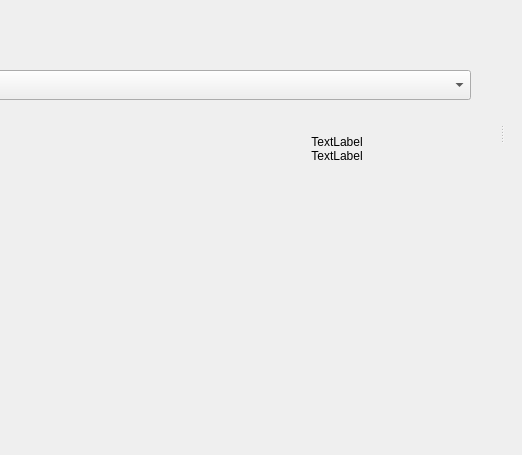
openSYDE/openSYDE, file opensyde_tool/src/system_definition/bus_edit/C_SdBueComIfDescriptionWidget.ui: the form before one commit; both pictures show x 136 to 658 and y 243 to 698 of the 658 by 698 pixel window.
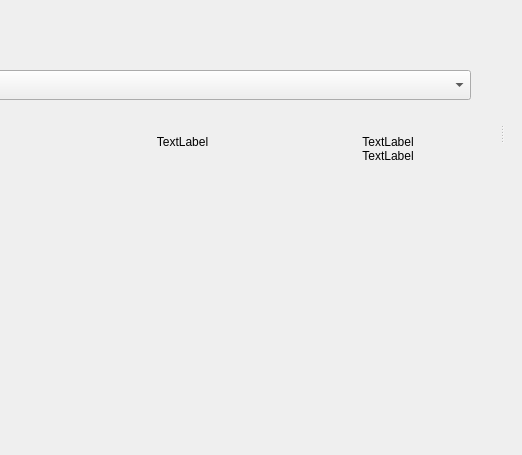
The form after the commit. Icons and pictures are not drawn. Custom widgets are drawn as their Qt base class.

```diff
--- a/opensyde_tool/src/system_definition/bus_edit/C_SdBueComIfDescriptionWidget.ui
+++ b/opensyde_tool/src/system_definition/bus_edit/C_SdBueComIfDescriptionWidget.ui
@@ -301,7 +301,7 @@
                   </widget>
                  </item>
                  <item>
-                  <layout class="QHBoxLayout" name="pc_HorizontalLayout_10" stretch="0,0">
+                  <layout class="QHBoxLayout" name="pc_HorizontalLayout_10" stretch="0,0,0">
                    <property name="leftMargin">
                     <number>10</number>
                    </property>
@@ -311,6 +311,66 @@
                    <item>
                     <widget class="stw_opensyde_gui::C_SdBueMessageSelectorWidget" name="pc_MessageSelectorWidget" native="true"/>
                    </item>
+                   <item>
+                    <widget class="QWidget" name="pc_CanOpenNoUsageWidget" native="true">
+                     <layout class="QVBoxLayout" name="verticalLayout_5" stretch="0,0,1">
+                      <property name="spacing">
+                       <number>0</number>
+                      </property>
+                      <property name="leftMargin">
+                       <number>0</number>
+                      </property>
+                      <property name="topMargin">
+                       <number>0</number>
+                      </property>
+                      <property name="rightMargin">
+                       <number>0</number>
+                      </property>
+                      <property name="bottomMargin">
+                       <number>0</number>
+                      </property>
+                      <item>
+                       <spacer name="verticalSpacer_3">
+                        <property name="orientation">
+                         <enum>Qt::Vertical</enum>
+                        </property>
+                        <property name="sizeType">
+                         <enum>QSizePolicy::Fixed</enum>
+                        </property>
+                        <property name="sizeHint" stdset="0">
+                         <size>
+                          <width>20</width>
+                          <height>26</height>
+                         </size>
+                        </property>
+                       </spacer>
+                      </item>
+                      <item>
+                       <widget class="stw_opensyde_gui_elements::C_OgeLabGroupItem" name="pc_HintNoUsageLabel">
+                        <property name="text">
+                         <string>TextLabel</string>
+                        </property>
+                        <property name="alignment">
+                         <set>Qt::AlignCenter</set>
+                        </property>
+                       </widget>
+                      </item>
+                      <item>
+                       <spacer name="verticalSpacer_4">
+                        <property name="orientation">
+                         <enum>Qt::Vertical</enum>
+                        </property>
+                        <property name="sizeHint" stdset="0">
+                         <size>
+                          <width>20</width>
+                          <height>282</height>
+                         </size>
+                        </property>
+                       </spacer>
+                      </item>
+                     </layout>
+                    </widget>
+                   </item>
                    <item>
                     <widget class="QWidget" name="pc_LinkToBusWidget" native="true">
                      <layout class="QVBoxLayout" name="verticalLayout_4" stretch="0,0,0,1">
@@ -449,17 +509,17 @@
   </layout>
  </widget>
  <customwidgets>
-  <customwidget>
-   <class>stw_opensyde_gui_elements::C_OgeLabGroupItem</class>
-   <extends>QLabel</extends>
-   <header>C_OgeLabGroupItem.h</header>
-  </customwidget>
   <customwidget>
    <class>stw_opensyde_gui_elements::C_OgeSpiStandard</class>
    <extends>QSplitter</extends>
    <header>C_OgeSpiStandard.h</header>
    <container>1</container>
   </customwidget>
+  <customwidget>
+   <class>stw_opensyde_gui_elements::C_OgeLabGroupItem</class>
+   <extends>QLabel</extends>
+   <header>C_OgeLabGroupItem.h</header>
+  </customwidget>
   <customwidget>
    <class>stw_opensyde_gui_elements::C_OgeLabGenericNoPaddingNoMargins</class>
    <extends>QLabel</extends>
```
